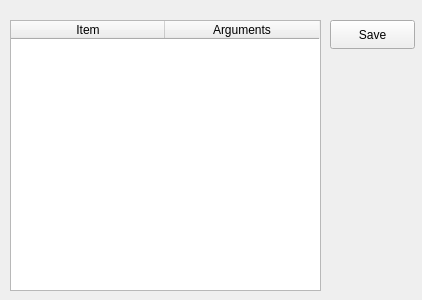
TeleMidia/nclcomposer, file src/gui/PreferencesEditor.ui: the form before one commit.
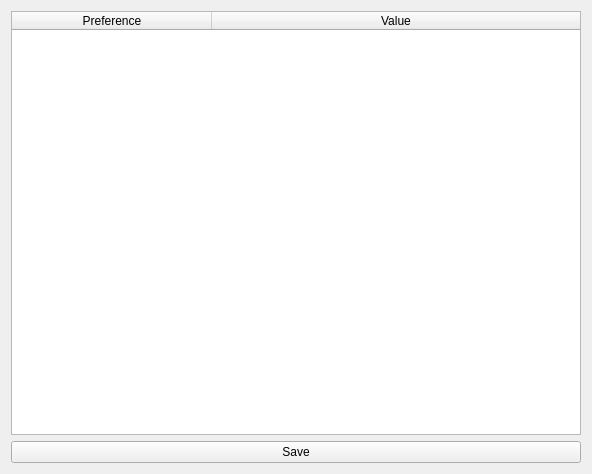
The form after the commit.

Commit message: src/gui: Small improvements on PreferencesEditor

Patch:
```diff
--- a/src/gui/PreferencesEditor.ui
+++ b/src/gui/PreferencesEditor.ui
@@ -6,22 +6,16 @@
    <rect>
     <x>0</x>
     <y>0</y>
-    <width>422</width>
-    <height>300</height>
+    <width>592</width>
+    <height>474</height>
    </rect>
   </property>
   <property name="windowTitle">
    <string>Form</string>
   </property>
+  <layout class="QVBoxLayout" name="verticalLayout">
+   <item>
   <widget class="QTableWidget" name="tableParameters">
-   <property name="geometry">
-    <rect>
-     <x>10</x>
-     <y>20</y>
-     <width>311</width>
-     <height>271</height>
-    </rect>
-   </property>
    <attribute name="horizontalHeaderVisible">
     <bool>true</bool>
    </attribute>
@@ -29,35 +23,34 @@
     <bool>false</bool>
    </attribute>
    <attribute name="horizontalHeaderDefaultSectionSize">
-    <number>154</number>
+      <number>200</number>
    </attribute>
    <attribute name="horizontalHeaderHighlightSections">
     <bool>true</bool>
    </attribute>
+     <attribute name="horizontalHeaderStretchLastSection">
+      <bool>true</bool>
+     </attribute>
    <column>
     <property name="text">
-     <string>Item</string>
+       <string>Preference</string>
     </property>
    </column>
    <column>
     <property name="text">
-     <string>Arguments</string>
+       <string>Value</string>
     </property>
    </column>
   </widget>
+   </item>
+   <item>
   <widget class="QPushButton" name="saveButton">
-   <property name="geometry">
-    <rect>
-     <x>330</x>
-     <y>20</y>
-     <width>85</width>
-     <height>29</height>
-    </rect>
-   </property>
    <property name="text">
     <string>Save</string>
    </property>
   </widget>
+   </item>
+  </layout>
  </widget>
  <resources/>
  <connections/>
```
Left out of the diff: 2 changed lines with no effect on the pictures. Lines whose indentation alone changed are shown as unchanged. The commit also changes 1 other file.
